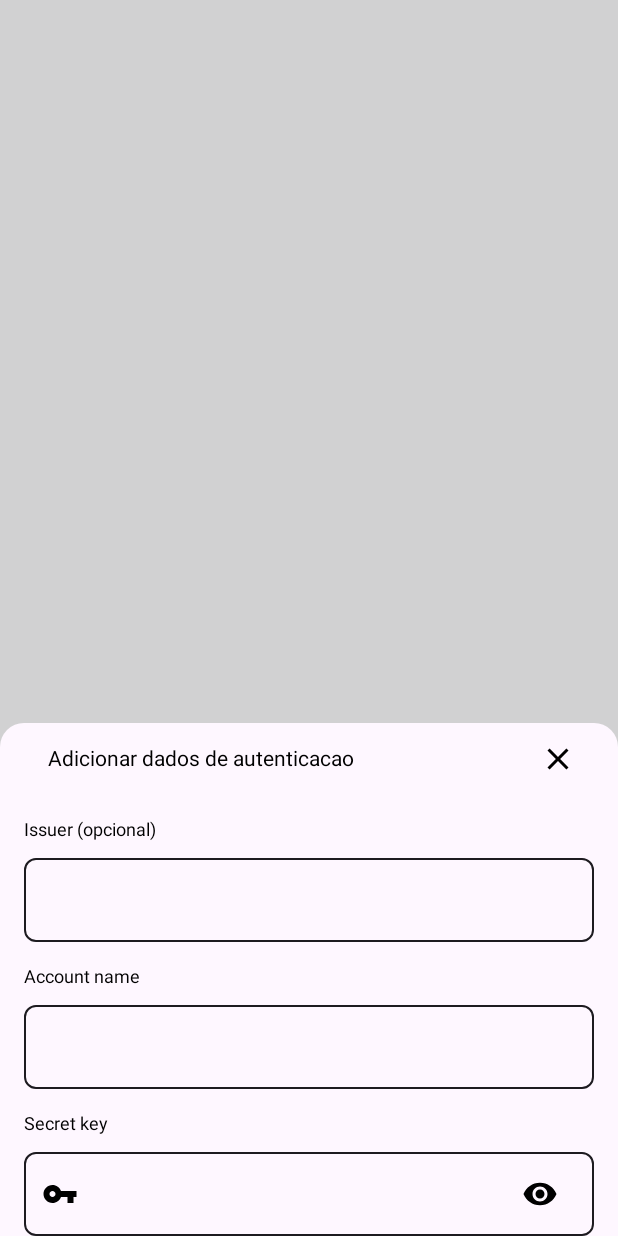
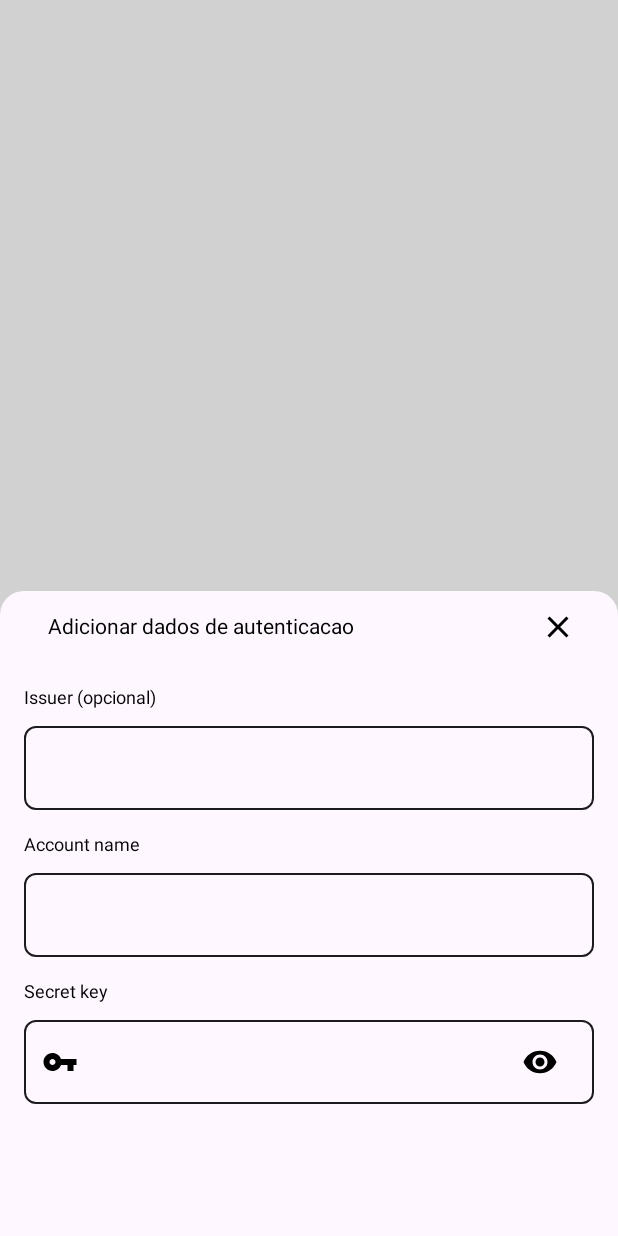
Before and after one commit to francivaldo4334/ConfChatAuthenticate, an Android app built with Jetpack Compose: the @Preview function ScreenNewPwdPreview, on a phone screen of 412 x 824 dp. Run offline under Robolectric (Android 15) with nearby library versions, the light colour scheme and no system bars.

Commit message:
feat:screen new pwd

```diff
--- a/app/src/main/java/br/com/confchat/auth/presenter/ui/screens/ScreenNewPwd.kt
+++ b/app/src/main/java/br/com/confchat/auth/presenter/ui/screens/ScreenNewPwd.kt
@@ -3,7 +3,9 @@ package br.com.confchat.auth.presenter.ui.screens
 import androidx.compose.foundation.layout.Arrangement
 import androidx.compose.foundation.layout.Column
 import androidx.compose.foundation.layout.Row
+import androidx.compose.foundation.layout.Spacer
 import androidx.compose.foundation.layout.fillMaxWidth
+import androidx.compose.foundation.layout.height
 import androidx.compose.foundation.layout.padding
 import androidx.compose.material.icons.Icons
 import androidx.compose.material.icons.filled.Close
@@ -72,6 +74,7 @@ fun ScreenNewPwd(open:Boolean, onDismiss:()->Unit) {
                 onValue = {secretKey = it},
                 modifier = Modifier.fillMaxWidth()
             )
+            Spacer(modifier = Modifier.height(72.dp))
         }
     }
 }
```
